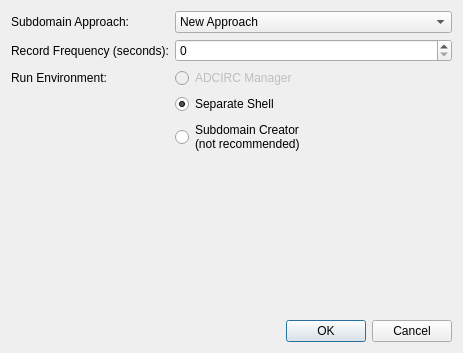
Above: Dialogs/FullDomainRunOptionsDialog.ui from atdyer/adcircSubdomainTool before the change. Below: the same form after it.
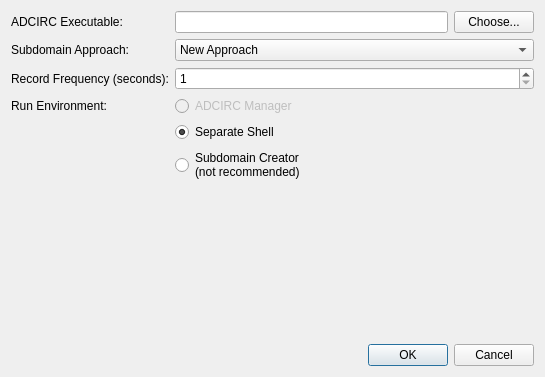
That is the form after the change.

Commit message: Got full domain run dialog working

```diff
--- a/Dialogs/FullDomainRunOptionsDialog.ui
+++ b/Dialogs/FullDomainRunOptionsDialog.ui
@@ -6,8 +6,8 @@
    <rect>
     <x>0</x>
     <y>0</y>
-    <width>463</width>
-    <height>353</height>
+    <width>545</width>
+    <height>377</height>
    </rect>
   </property>
   <property name="windowTitle">
@@ -16,14 +16,24 @@
   <layout class="QVBoxLayout" name="verticalLayout">
    <item>
     <layout class="QFormLayout" name="formLayout">
+     <property name="fieldGrowthPolicy">
+      <enum>QFormLayout::AllNonFixedFieldsGrow</enum>
+     </property>
      <item row="0" column="0">
+      <widget class="QLabel" name="label_4">
+       <property name="text">
+        <string>ADCIRC Executable:</string>
+       </property>
+      </widget>
+     </item>
+     <item row="1" column="0">
       <widget class="QLabel" name="label">
        <property name="text">
         <string>Subdomain Approach:</string>
        </property>
       </widget>
      </item>
-     <item row="0" column="1">
+     <item row="1" column="1">
       <widget class="QComboBox" name="subdomainMethodSpin">
        <item>
         <property name="text">
@@ -37,24 +47,31 @@
        </item>
       </widget>
      </item>
-     <item row="1" column="1">
-      <widget class="QSpinBox" name="recordFrequency"/>
-     </item>
-     <item row="1" column="0">
+     <item row="2" column="0">
       <widget class="QLabel" name="label_2">
        <property name="text">
         <string>Record Frequency (seconds):</string>
        </property>
       </widget>
      </item>
-     <item row="2" column="0">
+     <item row="2" column="1">
+      <widget class="QSpinBox" name="recordFrequency">
+       <property name="minimum">
+        <number>1</number>
+       </property>
+       <property name="maximum">
+        <number>5000</number>
+       </property>
+      </widget>
+     </item>
+     <item row="3" column="0">
       <widget class="QLabel" name="label_3">
        <property name="text">
         <string>Run Environment:</string>
        </property>
       </widget>
      </item>
-     <item row="2" column="1">
+     <item row="3" column="1">
       <widget class="QRadioButton" name="runEnvironmentManager">
        <property name="enabled">
         <bool>false</bool>
@@ -67,7 +84,7 @@
        </attribute>
       </widget>
      </item>
-     <item row="3" column="1">
+     <item row="4" column="1">
       <widget class="QRadioButton" name="runEnvironmentShell">
        <property name="text">
         <string>Separate Shell</string>
@@ -80,7 +97,7 @@
        </attribute>
       </widget>
      </item>
-     <item row="4" column="1">
+     <item row="5" column="1">
       <widget class="QRadioButton" name="runEnvironmentHere">
        <property name="text">
         <string>Subdomain Creator
@@ -91,6 +108,20 @@
        </attribute>
       </widget>
      </item>
+     <item row="0" column="1">
+      <layout class="QHBoxLayout" name="horizontalLayout">
+       <item>
+        <widget class="QLineEdit" name="adcircExecutable"/>
+       </item>
+       <item>
+        <widget class="QPushButton" name="chooseAdcircExecutableButton">
+         <property name="text">
+          <string>Choose...</string>
+         </property>
+        </widget>
+       </item>
+      </layout>
+     </item>
     </layout>
    </item>
    <item>
```
The commit also changes 8 other files.
